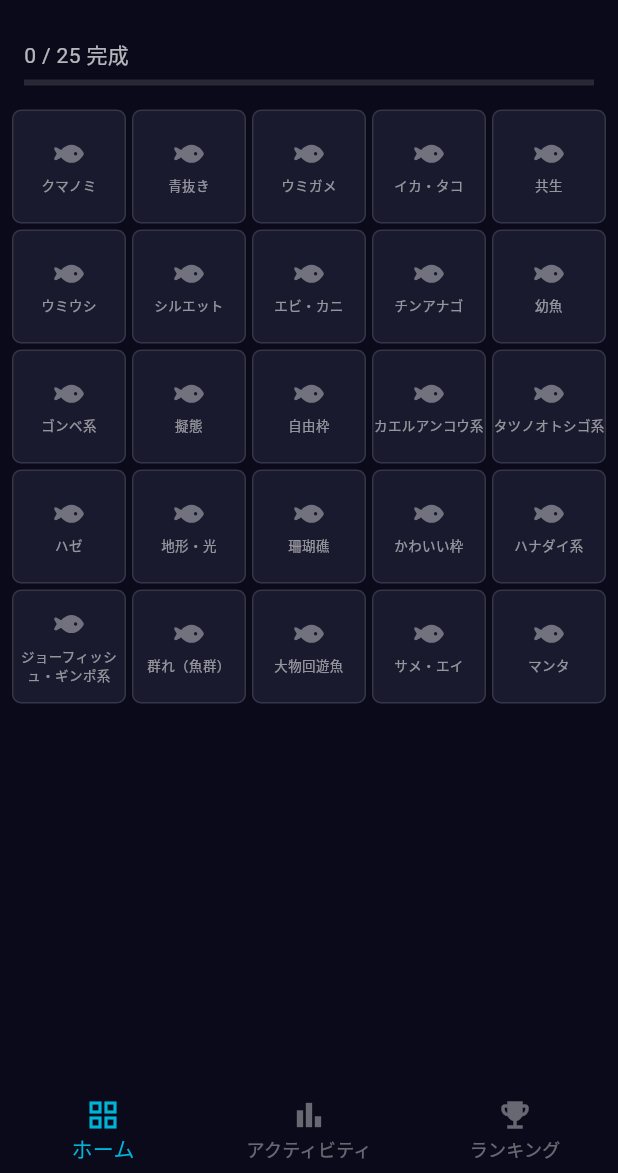
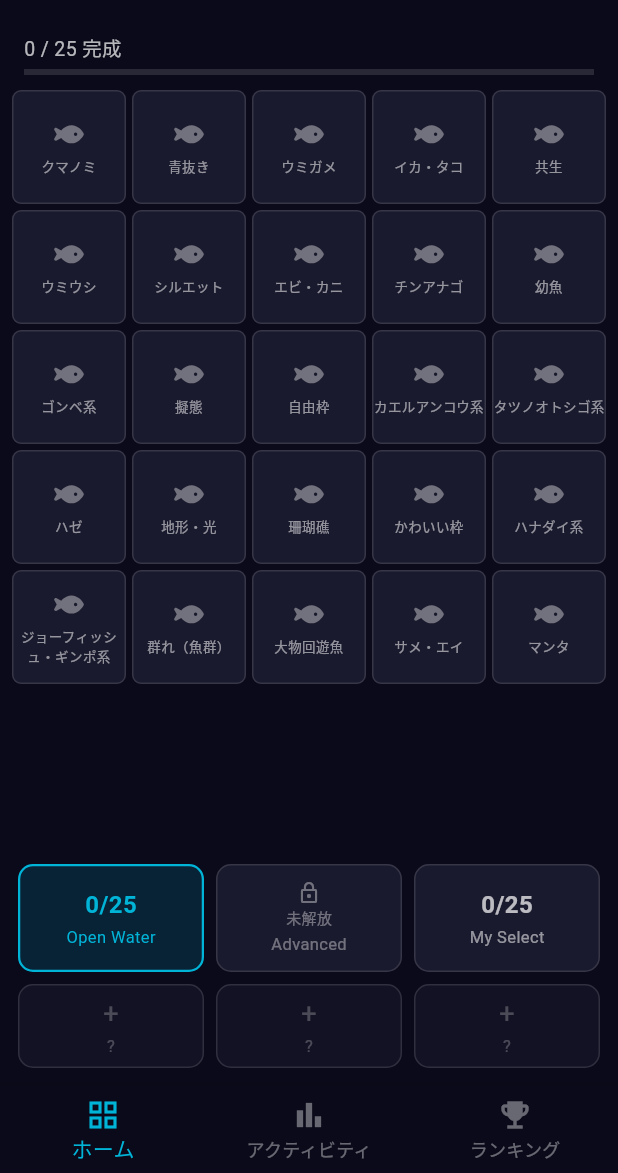
Before and after one commit to sakura9625/my-best-diveshot, a Flutter app: the screen it shows after launch, on a phone screen of 412 x 824 dp, the part 63-1236 px from its top. Run offline on Flutter 3.47's test engine with Material 3 defaults, Android fonts, the phone set to English and light mode, and no system bars; our stand-ins replace cloud_firestore, device_info_plus, file_picker, firebase_core, flutter_riverpod, flutter_svg and 1 more; missing offline and left inert: exif; accounts and stored records are empty.

Commit message:
feat: multi-sheet support with Open Water, Advanced, My Select
Co-Authored-By: Claude Sonnet 4.6 <noreply@anthropic.com>
Claude-Session: https://claude.ai/code/session_01PYMgipiDcmerDVUZWqHRi2

```diff
--- /dev/null
+++ b/lib/constants/advance_themes.dart
@@ -0,0 +1,29 @@
+import 'themes.dart';
+
+const List<ThemeDefinition> kAdvanceThemes = [
+  ThemeDefinition(id: 'homura_goby',      name: 'ホムラハゼ',           category: TileCategory.creature, gridIndex: 0),
+  ThemeDefinition(id: 'barracuda',         name: 'バラクーダ',           category: TileCategory.creature, gridIndex: 1),
+  ThemeDefinition(id: 'cave',              name: '洞窟',                 category: TileCategory.scene,    gridIndex: 2),
+  ThemeDefinition(id: 'rare_anthias',      name: 'レアハナダイ',         category: TileCategory.creature, gridIndex: 3),
+  ThemeDefinition(id: 'boxer_crab',        name: 'キンチャクガニ',       category: TileCategory.creature, gridIndex: 4),
+  ThemeDefinition(id: 'courtship_color',   name: '婚姻色・求愛',         category: TileCategory.scene,    gridIndex: 5),
+  ThemeDefinition(id: 'whale_shark',       name: 'ジンベエザメ',         category: TileCategory.creature, gridIndex: 6),
+  ThemeDefinition(id: 'rockskipper',       name: 'モンツキカエルウオ',   category: TileCategory.creature, gridIndex: 7),
+  ThemeDefinition(id: 'thresher_shark',    name: 'ニタリ',               category: TileCategory.creature, gridIndex: 8),
+  ThemeDefinition(id: 'cleaning_scene',    name: 'クリーニングシーン',   category: TileCategory.scene,    gridIndex: 9),
+  ThemeDefinition(id: 'boxer_shrimp',      name: 'バイオレットボクサーシュリンプ', category: TileCategory.creature, gridIndex: 10),
+  ThemeDefinition(id: 'harlequin_shrimp',  name: 'フリソデエビ',         category: TileCategory.creature, gridIndex: 11),
+  ThemeDefinition(id: 'advance_free',      name: '⭐ ウルトラレア',      category: TileCategory.creature, gridIndex: 12),
+  ThemeDefinition(id: 'hammerhead',        name: 'ハンマーヘッドシャーク', category: TileCategory.creature, gridIndex: 13),
+  ThemeDefinition(id: 'wreck',             name: '人工物・沈船',         category: TileCategory.scene,    gridIndex: 14),
+  ThemeDefinition(id: 'giant_trevally',    name: 'ギンガメアジ',         category: TileCategory.creature, gridIndex: 15),
+  ThemeDefinition(id: 'ribbon_eel',        name: 'ハナヒゲウツボ（幼魚）', category: TileCategory.creature, gridIndex: 16),
+  ThemeDefinition(id: 'purple_firefish',   name: 'シコンハタタテハゼ',   category: TileCategory.creature, gridIndex: 17),
+  ThemeDefinition(id: 'marine_mammal',     name: '海獣',                 category: TileCategory.creature, gridIndex: 18),
+  ThemeDefinition(id: 'spotted_eagle_ray', name: 'マダラトビエイ',       category: TileCategory.creature, gridIndex: 19),
+  ThemeDefinition(id: 'spawning',          name: '産卵・抱卵',           category: TileCategory.scene,    gridIndex: 20),
+  ThemeDefinition(id: 'giant_trevally2',   name: 'ロウニンアジ',         category: TileCategory.creature, gridIndex: 21),
+  ThemeDefinition(id: 'pygmy_seahorse',    name: 'ピグミーシーホース',   category: TileCategory.creature, gridIndex: 22),
+  ThemeDefinition(id: 'mandarin_fish2',    name: 'ニシキテグリ',         category: TileCategory.creature, gridIndex: 23),
+  ThemeDefinition(id: 'aurora_firefish',   name: 'アケボノハゼ',         category: TileCategory.creature, gridIndex: 24),
+];
--- a/lib/providers/bingo_provider.dart
+++ b/lib/providers/bingo_provider.dart
@@ -1,15 +1,29 @@
 import 'package:flutter_riverpod/flutter_riverpod.dart';
 import '../constants/themes.dart';
+import '../constants/advance_themes.dart';
 import 'tiles_provider.dart';
 
-final completedBingoLinesProvider = Provider<List<int>>((ref) {
-  final tiles = ref.watch(tilesProvider);
+List<ThemeDefinition> getThemesForSheet(String sheetId) {
+  switch (sheetId) {
+    case 'advance':
+      return kAdvanceThemes;
+    case 'my_select':
+      return kThemes;
+    default:
+      return kThemes;
+  }
+}
+
+final completedBingoLinesProvider = Provider.family<List<int>, String>((ref, sheetId) {
+  final tiles = ref.watch(tilesProvider(sheetId));
+  final themes = getThemesForSheet(sheetId);
   final completedLines = <int>[];
 
   for (int i = 0; i < kBingoLines.length; i++) {
     final line = kBingoLines[i];
     final isCompleted = line.every((index) {
-      final themeId = kThemes[index].id;
+      if (index >= themes.length) return false;
+      final themeId = themes[index].id;
       return tiles[themeId]?.isKing ?? false;
     });
     if (isCompleted) completedLines.add(i);
@@ -17,6 +31,6 @@ final completedBingoLinesProvider = Provider<List<int>>((ref) {
   return completedLines;
 });
 
-final bingoCountProvider = Provider<int>((ref) {
-  return ref.watch(completedBingoLinesProvider).length;
+final bingoCountProvider = Provider.family<int, String>((ref, sheetId) {
+  return ref.watch(completedBingoLinesProvider(sheetId)).length;
 });
--- a/lib/providers/tiles_provider.dart
+++ b/lib/providers/tiles_provider.dart
@@ -5,12 +5,13 @@ import '../models/best_photo.dart';
 import '../services/image_service.dart';
 import '../services/firestore_service.dart';
 
-final tilesProvider = StateNotifierProvider<TilesNotifier, Map<String, TileData>>((ref) {
-  return TilesNotifier();
+final tilesProvider = StateNotifierProvider.family<TilesNotifier, Map<String, TileData>, String>((ref, sheetId) {
+  return TilesNotifier(sheetId);
 });
 
 class TilesNotifier extends StateNotifier<Map<String, TileData>> {
-  TilesNotifier() : super({}) {
+  final String sheetId;
+  TilesNotifier(this.sheetId) : super({}) {
     _loadFromFirestore();
   }
 
@@ -18,7 +19,7 @@ class TilesNotifier extends StateNotifier<Map<String, TileData>> {
 
   Future<void> _loadFromFirestore() async {
     try {
-      final tiles = await FirestoreService.fetchAllTiles();
+      final tiles = await FirestoreService.fetchAllTiles(sheetId);
       state = tiles;
     } catch (e) {
       debugPrint('Firestore load error: $e');
@@ -50,7 +51,7 @@ class TilesNotifier extends StateNotifier<Map<String, TileData>> {
     );
 
     state = {...state, themeId: newTile};
-    FirestoreService.saveTile(themeId, newTile).catchError((e) {
+    FirestoreService.saveTile(sheetId, themeId, newTile).catchError((e) {
       debugPrint('Firestore save error: $e');
     });
   }
@@ -78,7 +79,7 @@ class TilesNotifier extends StateNotifier<Map<String, TileData>> {
     );
 
     state = {...state, themeId: newTile};
-    FirestoreService.saveTile(themeId, newTile).catchError((e) {
+    FirestoreService.saveTile(sheetId, themeId, newTile).catchError((e) {
       debugPrint('Firestore save error: $e');
     });
   }
@@ -113,7 +114,7 @@ class TilesNotifier extends StateNotifier<Map<String, TileData>> {
     );
 
     state = {...state, themeId: newTile};
-    FirestoreService.saveTile(themeId, newTile).catchError((e) {
+    FirestoreService.saveTile(sheetId, themeId, newTile).catchError((e) {
       debugPrint('Firestore save error: $e');
     });
   }
@@ -123,7 +124,7 @@ class TilesNotifier extends StateNotifier<Map<String, TileData>> {
     if (existing == null) return;
     final newTile = existing.copyWith(currentBest: updated);
     state = {...state, themeId: newTile};
-    FirestoreService.saveTile(themeId, newTile).catchError((e) {
+    FirestoreService.saveTile(sheetId, themeId, newTile).catchError((e) {
       debugPrint('Firestore save error: $e');
     });
   }
@@ -155,7 +156,7 @@ class TilesNotifier extends StateNotifier<Map<String, TileData>> {
     );
 
     state = {...state, themeId: newTile};
-    FirestoreService.saveTile(themeId, newTile).catchError((e) {
+    FirestoreService.saveTile(sheetId, themeId, newTile).catchError((e) {
       debugPrint('Firestore save error: $e');
     });
   }
@@ -169,7 +170,7 @@ class TilesNotifier extends StateNotifier<Map<String, TileData>> {
   }
 }
 
-final completedCountProvider = Provider<int>((ref) {
-  final tiles = ref.watch(tilesProvider);
+final completedCountProvider = Provider.family<int, String>((ref, sheetId) {
+  final tiles = ref.watch(tilesProvider(sheetId));
   return tiles.values.where((t) => t.isKing).length;
 });
--- a/lib/screens/activity/activity_screen.dart
+++ b/lib/screens/activity/activity_screen.dart
@@ -6,6 +6,7 @@ import '../../models/tile_data.dart';
 import '../../models/best_photo.dart';
 import '../../providers/tiles_provider.dart';
 import '../../providers/bingo_provider.dart';
+import '../../providers/sheet_provider.dart';
 import '../../widgets/resolved_image.dart';
 
 class ActivityScreen extends ConsumerWidget {
@@ -13,8 +14,9 @@ class ActivityScreen extends ConsumerWidget {
 
   @override
   Widget build(BuildContext context, WidgetRef ref) {
-    final tiles = ref.watch(tilesProvider);
-    final bingoLines = ref.watch(completedBingoLinesProvider);
+    final sheetId = ref.watch(currentSheetProvider);
+    final tiles = ref.watch(tilesProvider(sheetId));
+    final bingoLines = ref.watch(completedBingoLinesProvider(sheetId));
     final kingTiles = tiles.values.where((t) => t.isKing).toList();
     final provisionalTiles = tiles.values.where((t) => t.isProvisional).toList();
     final emptyCount = 25 - tiles.values.where((t) => t.hasPhoto).length;
--- a/lib/screens/home/home_screen.dart
+++ b/lib/screens/home/home_screen.dart
@@ -2,12 +2,13 @@ import 'package:flutter/material.dart';
 import 'package:flutter_riverpod/flutter_riverpod.dart';
 import 'package:flutter_svg/flutter_svg.dart';
 import '../../constants/themes.dart';
+import '../../constants/advance_themes.dart';
 import '../../providers/tiles_provider.dart';
 import '../../providers/bingo_provider.dart';
+import '../../providers/sheet_provider.dart';
 import '../../widgets/bingo_overlay.dart';
 import '../../widgets/resolved_image.dart';
 import '../detail/detail_screen.dart';
-
 
 class HomeScreen extends ConsumerStatefulWidget {
   const HomeScreen({super.key});
@@ -20,9 +21,9 @@ class _HomeScreenState extends ConsumerState<HomeScreen> {
   List<int> _newBingoLines = [];
   bool _showBingo = false;
 
-  void _checkNewBingo() {
-    final currentLines = ref.read(completedBingoLinesProvider);
-    final notifier = ref.read(tilesProvider.notifier);
+  void _checkNewBingo(String sheetId) {
+    final currentLines = ref.read(completedBingoLinesProvider(sheetId));
+    final notifier = ref.read(tilesProvider(sheetId).notifier);
     final newLines = notifier.getNewlyCompletedLines(currentLines);
     if (newLines.isNotEmpty) {
       setState(() {
@@ -32,11 +33,24 @@ class _HomeScreenState extends ConsumerState<HomeScreen> {
     }
   }
 
+  List<ThemeDefinition> _getThemes(String sheetId) {
+    switch (sheetId) {
+      case 'advance':
+        return kAdvanceThemes;
+      case 'my_select':
+        return kThemes;
+      default:
+        return kThemes;
+    }
+  }
+
   @override
   Widget build(BuildContext context) {
-    final tiles = ref.watch(tilesProvider);
-    final completedCount = ref.watch(completedCountProvider);
-    final completedLines = ref.watch(completedBingoLinesProvider);
+    final currentSheetId = ref.watch(currentSheetProvider);
+    final tiles = ref.watch(tilesProvider(currentSheetId));
+    final completedCount = ref.watch(completedCountProvider(currentSheetId));
+    final completedLines = ref.watch(completedBingoLinesProvider(currentSheetId));
+    final themes = _getThemes(currentSheetId);
 
     return Scaffold(
       backgroundColor: const Color(0xFF0A0A1A),
@@ -62,15 +76,15 @@ class _HomeScreenState extends ConsumerState<HomeScreen> {
           Column(
             children: [
               Padding(
-                padding: const EdgeInsets.fromLTRB(16, 12, 16, 8),
+                padding: const EdgeInsets.fromLTRB(16, 8, 16, 6),
                 child: Column(
                   crossAxisAlignment: CrossAxisAlignment.start,
                   children: [
                     Text(
                       '$completedCount / 25 完成',
-                      style: const TextStyle(color: Colors.white70, fontSize: 14),
+                      style: const TextStyle(color: Colors.white70, fontSize: 13),
                     ),
-                    const SizedBox(height: 6),
+                    const SizedBox(height: 4),
                     LinearProgressIndicator(
                       value: completedCount / 25,
                       backgroundColor: Colors.white12,
@@ -83,15 +97,15 @@ class _HomeScreenState extends ConsumerState<HomeScreen> {
                 child: Stack(
                   children: [
                     GridView.builder(
-                      padding: const EdgeInsets.all(8),
+                      padding: const EdgeInsets.fromLTRB(8, 4, 8, 8),
                       gridDelegate: const SliverGridDelegateWithFixedCrossAxisCount(
                         crossAxisCount: 5,
                         crossAxisSpacing: 4,
                         mainAxisSpacing: 4,
                       ),
-                      itemCount: kThemes.length,
+                      itemCount: themes.length,
                       itemBuilder: (context, index) {
-                        final theme = kThemes[index];
+                        final theme = themes[index];
                         final tile = tiles[theme.id];
                         final hasPhoto = tile?.hasPhoto ?? false;
                         final fileName = tile?.currentBest?.fileName;
@@ -104,10 +118,12 @@ class _HomeScreenState extends ConsumerState<HomeScreen> {
                                 builder: (_) => DetailScreen(
                                   theme: theme,
                                   initialIndex: index,
+                                  sheetId: currentSheetId,
+                                  themes: themes,
                                 ),
                               ),
                             );
-                            _checkNewBingo();
+                            _checkNewBingo(currentSheetId);
                           },
                           child: Container(
                             decoration: BoxDecoration(
@@ -196,6 +212,7 @@ class _HomeScreenState extends ConsumerState<HomeScreen> {
                   ],
                 ),
               ),
+              _buildSheetSelector(context, ref),
             ],
           ),
           if (_showBingo)
@@ -207,6 +224,114 @@ class _HomeScreenState extends ConsumerState<HomeScreen> {
               }),
             ),
         ],
+      ),
+    );
+  }
+
+  Widget _buildSheetSelector(BuildContext context, WidgetRef ref) {
+    final currentSheetId = ref.watch(currentSheetProvider);
+
+    return Container(
+      padding: const EdgeInsets.fromLTRB(12, 8, 12, 12),
+      child: Column(
+        children: [
+          Row(
+            children: [
+              _buildSheetCard(ref, 'open_water', 'Open Water', currentSheetId),
+              const SizedBox(width: 8),
+              _buildSheetCard(ref, 'advance', 'Advanced', currentSheetId),
+              const SizedBox(width: 8),
+              _buildSheetCard(ref, 'my_select', 'My Select', currentSheetId),
+            ],
+          ),
+          const SizedBox(height: 8),
+          Row(
+            children: [
+              _buildLockedSlot(),
+              const SizedBox(width: 8),
+              _buildLockedSlot(),
+              const SizedBox(width: 8),
+              _buildLockedSlot(),
+            ],
+          ),
+        ],
+      ),
+    );
+  }
+
+  Widget _buildSheetCard(WidgetRef ref, String sheetId, String name, String currentSheetId) {
+    final isSelected = sheetId == currentSheetId;
+    final completedCount = ref.watch(completedCountProvider(sheetId));
+    final isUnlocked = sheetId == 'open_water' || sheetId == 'my_select';
+    final isAdvance = sheetId == 'advance';
+
+    return Expanded(
+      child: GestureDetector(
+        onTap: () {
+          if (isUnlocked || isAdvance) {
+            ref.read(currentSheetProvider.notifier).state = sheetId;
+          }
+        },
+        child: Container(
+          height: 72,
+          decoration: BoxDecoration(
+            color: isSelected ? const Color(0xFF00B4D8).withOpacity(0.15) : const Color(0xFF1A1A2E),
+            borderRadius: BorderRadius.circular(10),
+            border: Border.all(
+              color: isSelected ? const Color(0xFF00B4D8) : Colors.white12,
+              width: isSelected ? 1.5 : 1,
+            ),
+          ),
+          child: Column(
+            mainAxisAlignment: MainAxisAlignment.center,
+            children: [
+              if (isAdvance) ...[
+                const Icon(Icons.lock_outline, color: Colors.white38, size: 16),
+                const SizedBox(height: 2),
+                const Text('未解放', style: TextStyle(color: Colors.white38, fontSize: 10)),
+                const SizedBox(height: 2),
+                Text(name, style: const TextStyle(color: Colors.white38, fontSize: 11)),
+              ] else ...[
+                Text(
+                  '$completedCount/25',
+                  style: TextStyle(
+                    color: isSelected ? const Color(0xFF00B4D8) : Colors.white70,
+                    fontSize: 16,
+                    fontWeight: FontWeight.bold,
+                  ),
+                ),
+                const SizedBox(height: 2),
+                Text(
+                  name,
+                  style: TextStyle(
+                    color: isSelected ? const Color(0xFF00B4D8) : Colors.white54,
+                    fontSize: 11,
+                  ),
+                ),
+              ],
+            ],
+          ),
+        ),
+      ),
+    );
+  }
+
+  Widget _buildLockedSlot() {
+    return Expanded(
+      child: Container(
+        height: 56,
+        decoration: BoxDecoration(
+          color: const Color(0xFF1A1A2E).withOpacity(0.5),
+          borderRadius: BorderRadius.circular(10),
+          border: Border.all(color: Colors.white12),
+        ),
+        child: const Column(
+          mainAxisAlignment: MainAxisAlignment.center,
+          children: [
+            Text('+', style: TextStyle(color: Colors.white24, fontSize: 18)),
+            Text('?', style: TextStyle(color: Colors.white24, fontSize: 11)),
+          ],
+        ),
       ),
     );
   }
--- a/lib/screens/ranking/ranking_screen.dart
+++ b/lib/screens/ranking/ranking_screen.dart
@@ -4,6 +4,7 @@ import '../../constants/themes.dart';
 import '../../models/tile_data.dart';
 import '../../providers/tiles_provider.dart';
 import '../../providers/ranking_provider.dart';
+import '../../providers/sheet_provider.dart';
 import '../../widgets/resolved_image.dart';
 
 class RankingScreen extends ConsumerWidget {
@@ -11,8 +12,9 @@ class RankingScreen extends ConsumerWidget {
 
   @override
   Widget build(BuildContext context, WidgetRef ref) {
+    final sheetId = ref.watch(currentSheetProvider);
     final ranking = ref.watch(rankingProvider);
-    final tiles = ref.watch(tilesProvider);
+    final tiles = ref.watch(tilesProvider(sheetId));
 
     final rankedIds = ranking.where((id) {
       final tile = tiles[id];
```
Also changed, not shown: lib/constants/sheet_definitions.dart (added, +21 -0 lines), lib/providers/sheet_provider.dart (added, +12 -0 lines), lib/screens/detail/detail_screen.dart (+17 -13 lines), lib/services/firestore_service.dart (+11 -6 lines).
